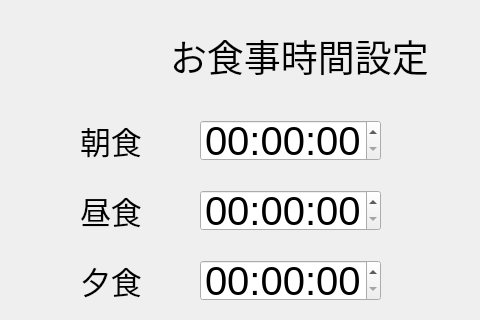
This is ui/ui_stacked.ui in mizcos/SS-3 as Qt 5 draws it before an edit. The edited form follows.
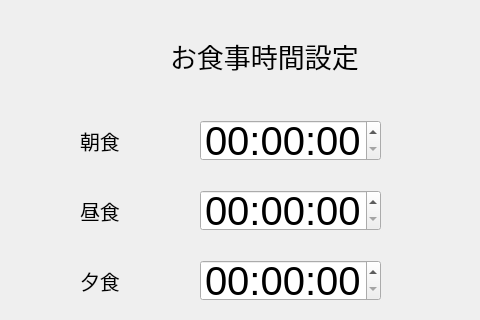
This is the edited form. The open tabs and pages were chosen to show the change. Icons and pictures are not drawn.

```diff
--- a/ui/ui_stacked.ui
+++ b/ui/ui_stacked.ui
@@ -343,7 +343,7 @@
       </property>
       <property name="font">
        <font>
-        <pointsize>28</pointsize>
+        <pointsize>20</pointsize>
        </font>
       </property>
       <property name="text">
@@ -361,7 +361,7 @@
       </property>
       <property name="font">
        <font>
-        <pointsize>23</pointsize>
+        <pointsize>15</pointsize>
        </font>
       </property>
       <property name="text">
@@ -379,7 +379,7 @@
       </property>
       <property name="font">
        <font>
-        <pointsize>23</pointsize>
+        <pointsize>15</pointsize>
        </font>
       </property>
       <property name="text">
@@ -397,7 +397,7 @@
       </property>
       <property name="font">
        <font>
-        <pointsize>23</pointsize>
+        <pointsize>15</pointsize>
        </font>
       </property>
       <property name="text">
```
